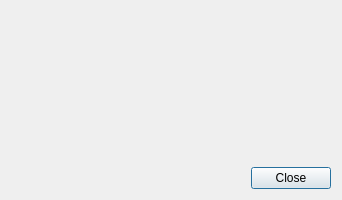
Old version of the form src/UserInterface/src/Dialog/AboutDialog.ui in the repository till213/SkyDolly.
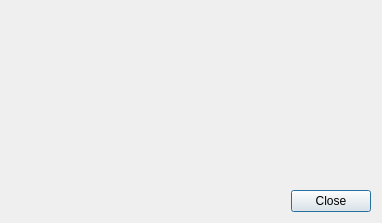
New version of the form. Icons and pictures are not drawn.

Commit message: Adjust layout

```diff
--- a/src/UserInterface/src/Dialog/AboutDialog.ui
+++ b/src/UserInterface/src/Dialog/AboutDialog.ui
@@ -6,8 +6,8 @@
    <rect>
     <x>0</x>
     <y>0</y>
-    <width>338</width>
-    <height>198</height>
+    <width>378</width>
+    <height>223</height>
    </rect>
   </property>
   <property name="windowTitle">
@@ -73,8 +73,8 @@
     <widget class="QLabel" name="aboutLabel">
      <property name="minimumSize">
       <size>
-       <width>320</width>
-       <height>80</height>
+       <width>360</width>
+       <height>100</height>
       </size>
      </property>
      <property name="text">
```
The commit also changes 1 other file.
